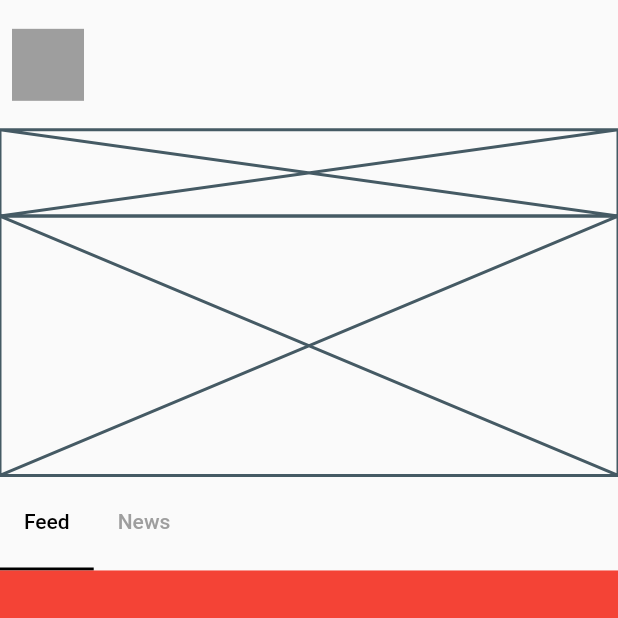
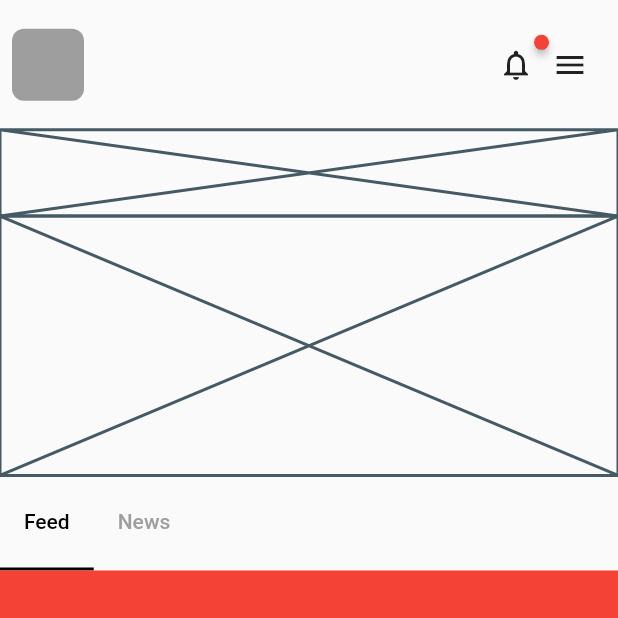
Before and after one commit to JAICHANGPARK/flutter_notebook_11th_story, a Flutter app: the screen it shows after launch, on a phone screen of 412 x 824 dp, the top half of it. Run offline on Flutter 3.47's test engine with Material 2 defaults, Android fonts, the phone set to English and light mode, and no system bars; drawn by our look-alikes of badges; our stand-ins replace backdrop, flutter_inner_drawer, flutter_slidable, flutter_swiper, google_fonts.

Commit message:
Update irys_home_page.dart

```diff
--- a/lib/ep727_irys_mobile_app/ui/irys_home_page.dart
+++ b/lib/ep727_irys_mobile_app/ui/irys_home_page.dart
@@ -1,3 +1,4 @@
+import 'package:badges/badges.dart';
 import 'package:flutter/cupertino.dart';
 import 'package:flutter/material.dart';
 
@@ -45,9 +46,14 @@ class _IrysHomePageState extends State<IrysHomePage> with SingleTickerProviderSt
                                     width: 48,
                                     decoration: BoxDecoration(
                                       color: Colors.grey,
-
+                                      borderRadius: BorderRadius.circular(8),
                                     ),
                                   ),
+                                  Spacer(),
+                                  Badge(
+                                    child: Icon(Icons.notifications_none),
+                                  ),
+                                  IconButton(onPressed: (){}, icon: Icon(Icons.menu))
                                 ],
                               ),
                             )),
```
